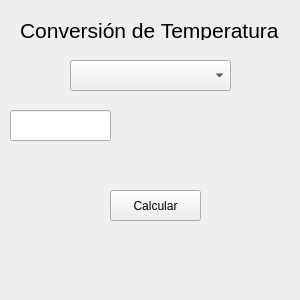
Before: the Qt Designer form Forms/AppLibre01_CalcuTemperatura.ui in Emgicraft/DesProy_ExamenFinal, drawn with Qt 5.
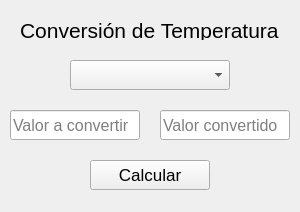
After: the same form once the commit is applied.

Commit message: Iniciando segundo aplicativo libre.

Diff of the .ui file:
```diff
--- a/Forms/AppLibre01_CalcuTemperatura.ui
+++ b/Forms/AppLibre01_CalcuTemperatura.ui
@@ -7,7 +7,7 @@
     <x>0</x>
     <y>0</y>
     <width>300</width>
-    <height>300</height>
+    <height>212</height>
    </rect>
   </property>
   <property name="windowTitle">
@@ -39,8 +39,8 @@
     <rect>
      <x>70</x>
      <y>60</y>
-     <width>161</width>
-     <height>31</height>
+     <width>160</width>
+     <height>30</height>
     </rect>
    </property>
    <property name="font">
@@ -121,20 +121,53 @@
     <rect>
      <x>10</x>
      <y>110</y>
-     <width>101</width>
-     <height>31</height>
+     <width>130</width>
+     <height>30</height>
     </rect>
    </property>
+   <property name="font">
+    <font>
+     <family>Arial</family>
+     <pointsize>12</pointsize>
+    </font>
+   </property>
+   <property name="toolTip">
+    <string notr="true">Aquí escriba el valor que quiere convertir.</string>
+   </property>
+   <property name="statusTip">
+    <string notr="true"/>
+   </property>
+   <property name="whatsThis">
+    <string notr="true"/>
+   </property>
+   <property name="accessibleName">
+    <string notr="true"/>
+   </property>
+   <property name="accessibleDescription">
+    <string notr="true"/>
+   </property>
+   <property name="text">
+    <string notr="true"/>
+   </property>
+   <property name="placeholderText">
+    <string notr="true">Valor a convertir</string>
+   </property>
   </widget>
   <widget class="QPushButton" name="pushButton">
    <property name="geometry">
     <rect>
-     <x>110</x>
-     <y>190</y>
-     <width>91</width>
-     <height>31</height>
+     <x>90</x>
+     <y>160</y>
+     <width>120</width>
+     <height>30</height>
     </rect>
    </property>
+   <property name="font">
+    <font>
+     <family>Arial</family>
+     <pointsize>13</pointsize>
+    </font>
+   </property>
    <property name="toolTip">
     <string notr="true">Calcular</string>
    </property>
@@ -194,6 +227,46 @@
     <string>Conversión de Temperatura</string>
    </property>
   </widget>
+  <widget class="QLineEdit" name="txtSalida">
+   <property name="geometry">
+    <rect>
+     <x>160</x>
+     <y>110</y>
+     <width>130</width>
+     <height>30</height>
+    </rect>
+   </property>
+   <property name="font">
+    <font>
+     <family>Arial</family>
+     <pointsize>12</pointsize>
+    </font>
+   </property>
+   <property name="toolTip">
+    <string notr="true">Aquí verá el valor convertido.</string>
+   </property>
+   <property name="statusTip">
+    <string notr="true"/>
+   </property>
+   <property name="whatsThis">
+    <string notr="true"/>
+   </property>
+   <property name="accessibleName">
+    <string notr="true"/>
+   </property>
+   <property name="accessibleDescription">
+    <string notr="true"/>
+   </property>
+   <property name="text">
+    <string notr="true"/>
+   </property>
+   <property name="readOnly">
+    <bool>true</bool>
+   </property>
+   <property name="placeholderText">
+    <string notr="true">Valor convertido</string>
+   </property>
+  </widget>
  </widget>
  <resources/>
  <connections/>
```
Left out of the diff: 6 changed lines with no effect on the pictures. The commit also changes 4 other files.
